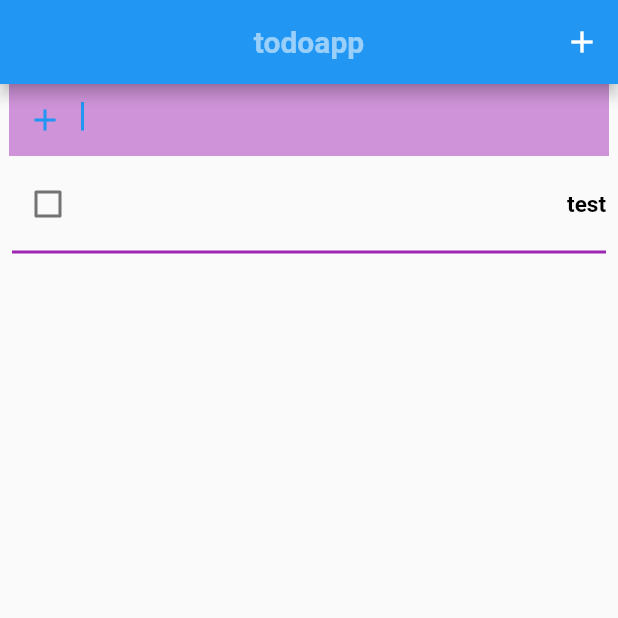
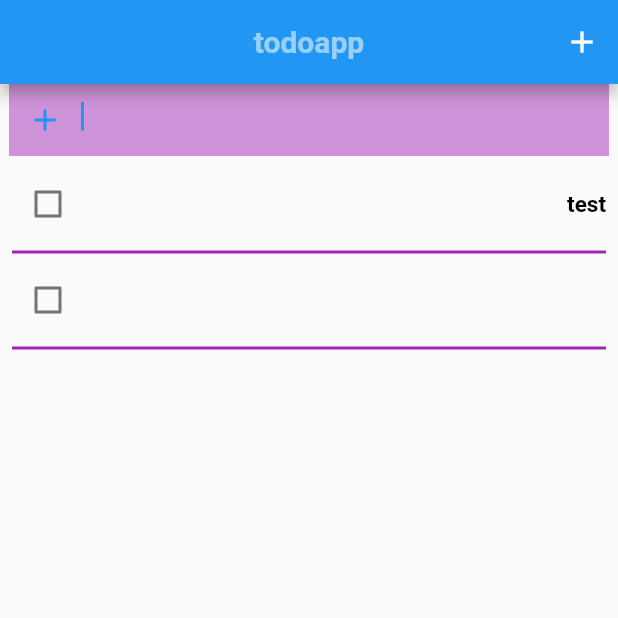
Before and after one commit to tatarmagda/todoapp, a Flutter app: the screen it shows after launch, after a tap on the "add" icon, on a phone screen of 412 x 824 dp, the top half of it. Run offline on Flutter 3.47's test engine with Material 2 defaults, Android fonts, the phone set to English and light mode, and no system bars.

Commit message:
chyba dziala

```diff
--- a/lib/screens.dart/home.dart
+++ b/lib/screens.dart/home.dart
@@ -84,8 +84,11 @@ class _MyHomePageState extends State<MyHomePage> {
   IconButton my_add_button() {
     return IconButton(
       onPressed: () {
+        Map new_Map = {};
+        new_Map["Checkboks"] = false;
+        new_Map["Tekst"] = controller.text;
         setState(() {
-          // my_tasks.add(controller.text);
+          my_tasks.add(new_Map);
           controller.clear();
         });
       },
@@ -94,7 +97,6 @@ class _MyHomePageState extends State<MyHomePage> {
   }
 
   Widget mytask(int index) {
-    bool ischecked = false;
     return Dismissible(
       key: UniqueKey(),
       // onDismissed: () {},
@@ -103,7 +105,14 @@ class _MyHomePageState extends State<MyHomePage> {
           Row(
             mainAxisAlignment: MainAxisAlignment.spaceBetween,
             children: [
-              Checkbox(value: ischecked, onChanged: (ischecked) {}),
+              Checkbox(
+                  value: my_tasks[index].values.elementAt(0),
+                  onChanged: (ischecked) {
+                    setState(() {
+                      bool sprawdza = my_tasks[index].values.elementAt(0);
+                      my_tasks[index]["Checkboks"] = !sprawdza;
+                    });
+                  }),
               MyTextWidget(
                 text: my_tasks[index].values.elementAt(1).toString(),
                 color: Colors.black,
```
